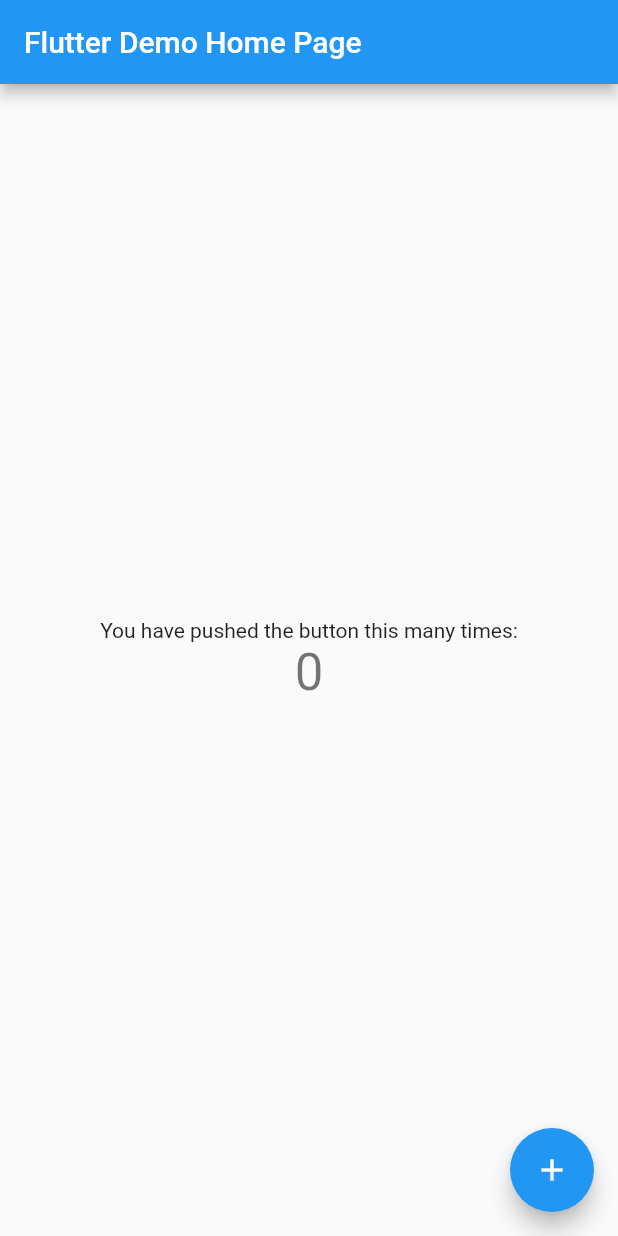
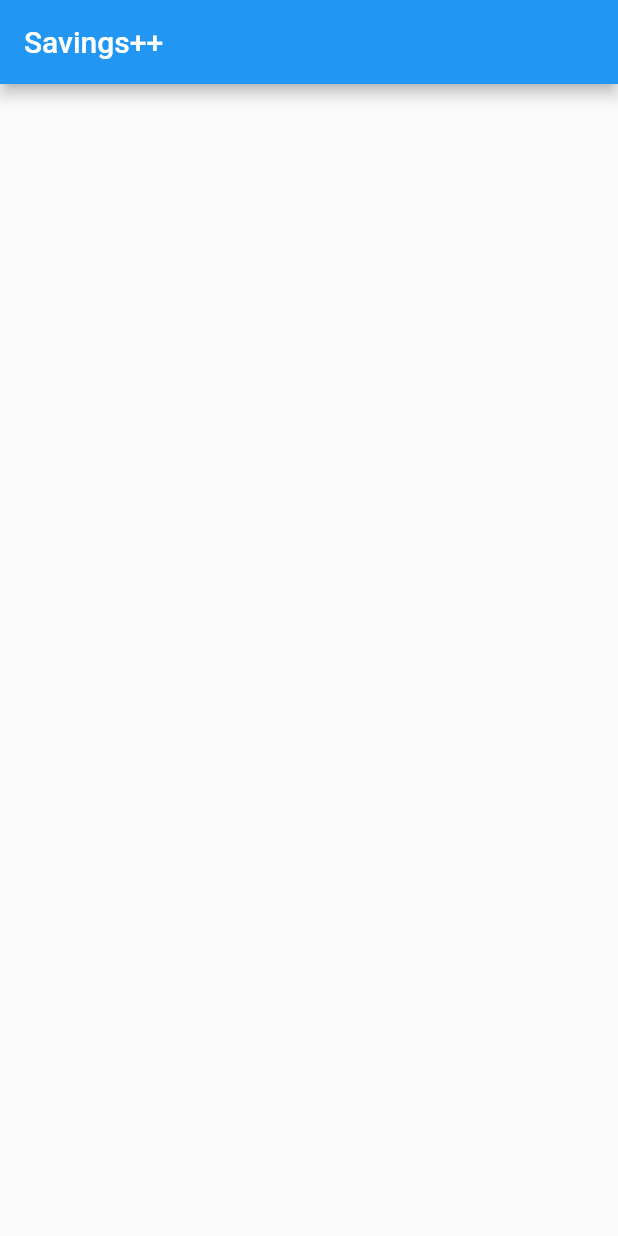
Before and after one commit to Drakunal/debit-credit-manager, a Flutter app: the screen it shows after launch, on a phone screen of 412 x 824 dp. Run offline on Flutter 3.47's test engine with Material 2 defaults, Android fonts, the phone set to English and light mode, and no system bars.

Commit message:
project structure created

```diff
--- a/lib/main.dart
+++ b/lib/main.dart
@@ -1,115 +1,8 @@
+import 'package:debit_credit/screens/home.dart';
 import 'package:flutter/material.dart';
 
 void main() {
-  runApp(const MyApp());
+  runApp(MaterialApp(
+    home: Home(),
+  ));
 }
-
-class MyApp extends StatelessWidget {
-  const MyApp({Key? key}) : super(key: key);
-
-  // This widget is the root of your application.
-  @override
-  Widget build(BuildContext context) {
-    return MaterialApp(
-      title: 'Flutter Demo',
-      theme: ThemeData(
-        // This is the theme of your application.
-        //
-        // Try running your application with "flutter run". You'll see the
-        // application has a blue toolbar. Then, without quitting the app, try
-        // changing the primarySwatch below to Colors.green and then invoke
-        // "hot reload" (press "r" in the console where you ran "flutter run",
-        // or simply save your changes to "hot reload" in a Flutter IDE).
-        // Notice that the counter didn't reset back to zero; the application
-        // is not restarted.
-        primarySwatch: Colors.blue,
-      ),
-      home: const MyHomePage(title: 'Flutter Demo Home Page'),
-    );
-  }
-}
-
-class MyHomePage extends StatefulWidget {
-  const MyHomePage({Key? key, required this.title}) : super(key: key);
-
-  // This widget is the home page of your application. It is stateful, meaning
-  // that it has a State object (defined below) that contains fields that affect
-  // how it looks.
-
-  // This class is the configuration for the state. It holds the values (in this
-  // case the title) provided by the parent (in this case the App widget) and
-  // used by the build method of the State. Fields in a Widget subclass are
-  // always marked "final".
-
-  final String title;
-
-  @override
-  State<MyHomePage> createState() => _MyHomePageState();
-}
-
-class _MyHomePageState extends State<MyHomePage> {
-  int _counter = 0;
-
-  void _incrementCounter() {
-    setState(() {
-      // This call to setState tells the Flutter framework that something has
-      // changed in this State, which causes it to rerun the build method below
-      // so that the display can reflect the updated values. If we changed
-      // _counter without calling setState(), then the build method would not be
-      // called again, and so nothing would appear to happen.
-      _counter++;
-    });
-  }
-
-  @override
-  Widget build(BuildContext context) {
-    // This method is rerun every time setState is called, for instance as done
-    // by the _incrementCounter method above.
-    //
-    // The Flutter framework has been optimized to make rerunning build methods
-    // fast, so that you can just rebuild anything that needs updating rather
-    // than having to individually change instances of widgets.
-    return Scaffold(
-      appBar: AppBar(
-        // Here we take the value from the MyHomePage object that was created by
-        // the App.build method, and use it to set our appbar title.
-        title: Text(widget.title),
-      ),
-      body: Center(
-        // Center is a layout widget. It takes a single child and positions it
-        // in the middle of the parent.
-        child: Column(
-          // Column is also a layout widget. It takes a list of children and
-          // arranges them vertically. By default, it sizes itself to fit its
-          // children horizontally, and tries to be as tall as its parent.
-          //
-          // Invoke "debug painting" (press "p" in the console, choose the
-          // "Toggle Debug Paint" action from the Flutter Inspector in Android
-          // Studio, or the "Toggle Debug Paint" command in Visual Studio Code)
-          // to see the wireframe for each widget.
-          //
-          // Column has various properties to control how it sizes itself and
-          // how it positions its children. Here we use mainAxisAlignment to
-          // center the children vertically; the main axis here is the vertical
-          // axis because Columns are vertical (the cross axis would be
-          // horizontal).
-          mainAxisAlignment: MainAxisAlignment.center,
-          children: <Widget>[
-            const Text(
-              'You have pushed the button this many times:',
-            ),
-            Text(
-              '$_counter',
-              style: Theme.of(context).textTheme.headline4,
-            ),
-          ],
-        ),
-      ),
-      floatingActionButton: FloatingActionButton(
-        onPressed: _incrementCounter,
-        tooltip: 'Increment',
-        child: const Icon(Icons.add),
-      ), // This trailing comma makes auto-formatting nicer for build methods.
-    );
-  }
-}
--- /dev/null
+++ b/lib/screens/home.dart
@@ -0,0 +1,19 @@
+import 'package:flutter/material.dart';
+
+class Home extends StatefulWidget {
+  const Home({Key? key}) : super(key: key);
+
+  @override
+  _HomeState createState() => _HomeState();
+}
+
+class _HomeState extends State<Home> {
+  @override
+  Widget build(BuildContext context) {
+    return Scaffold(
+      appBar: AppBar(
+        title: Text("Savings++"),
+      ),
+    );
+  }
+}
```
Also changed, not shown: 2 other files.
